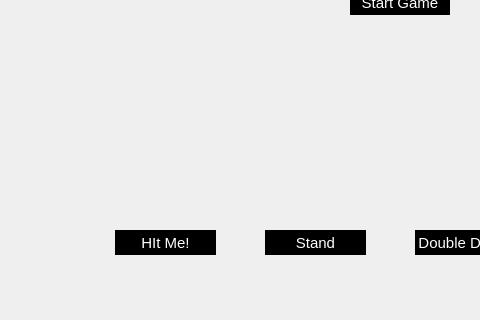
Old version of the form gameui.ui in the repository BrandonWortmann/Blackjack2.0; both pictures show x 85 to 565 and y 530 to 850 of the 1000 by 850 pixel window.
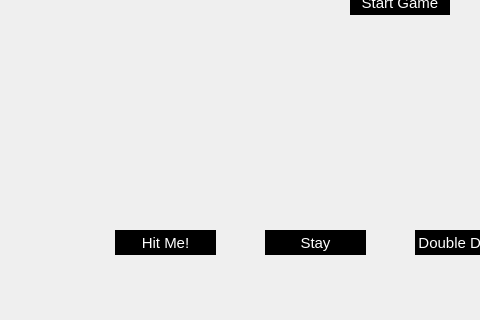
New version of the form. Icons and pictures are not drawn.

Commit message: Made stay consistent

Diff of the .ui file:
```diff
--- a/gameui.ui
+++ b/gameui.ui
@@ -164,7 +164,7 @@
      </rect>
     </property>
     <property name="text">
-     <string>HIt Me!</string>
+     <string>Hit Me!</string>
     </property>
    </widget>
    <widget class="QPushButton" name="standButton">
@@ -177,7 +177,7 @@
      </rect>
     </property>
     <property name="text">
-     <string>Stand</string>
+     <string>Stay</string>
     </property>
    </widget>
    <widget class="QLabel" name="resultLabel">
```
The commit also changes 6 other files.
